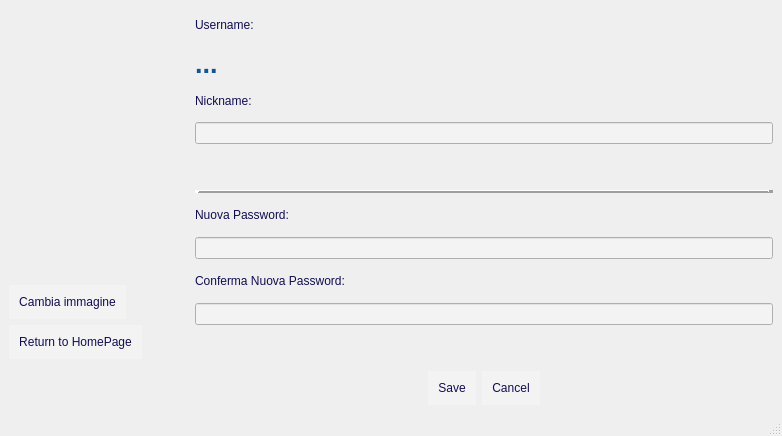
First picture: the form in Login/profilepage.ui, repository cosimo265598/Edilive, before the edit.
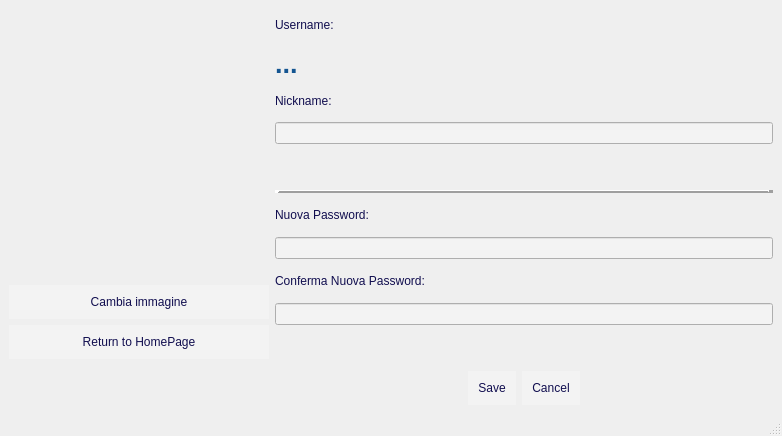
Second picture: the form after the edit.

The edit to the form file:
```diff
--- a/Login/profilepage.ui
+++ b/Login/profilepage.ui
@@ -98,7 +98,7 @@
         <item>
          <widget class="QPushButton" name="pushButton_changeImage">
           <property name="sizePolicy">
-           <sizepolicy hsizetype="Maximum" vsizetype="Maximum">
+           <sizepolicy hsizetype="Preferred" vsizetype="Maximum">
             <horstretch>0</horstretch>
             <verstretch>0</verstretch>
            </sizepolicy>
@@ -127,7 +127,7 @@
         <item>
          <widget class="QPushButton" name="pushButton_returnToHome">
           <property name="sizePolicy">
-           <sizepolicy hsizetype="Maximum" vsizetype="Maximum">
+           <sizepolicy hsizetype="Preferred" vsizetype="Maximum">
             <horstretch>0</horstretch>
             <verstretch>0</verstretch>
            </sizepolicy>
```
